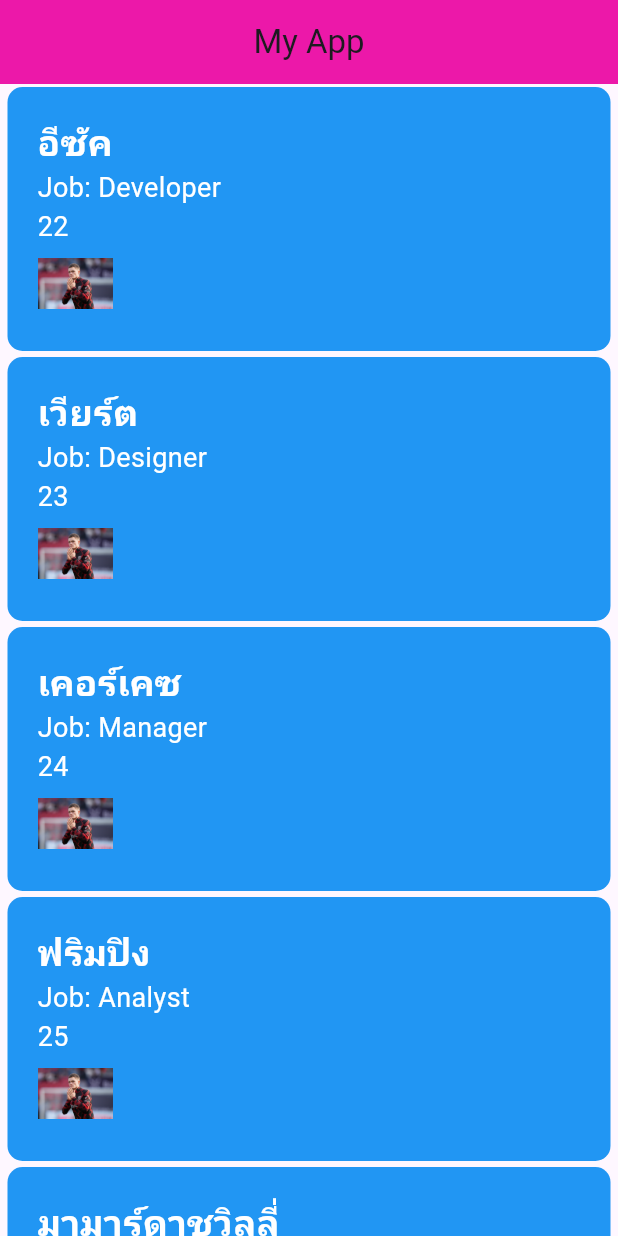
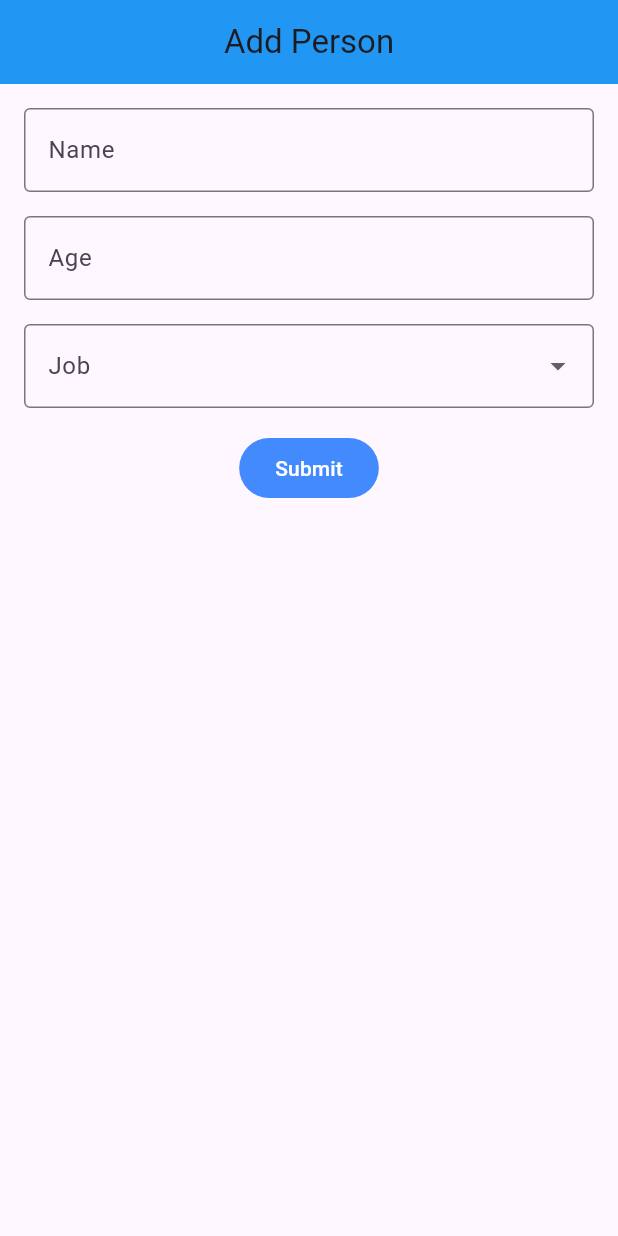
Before and after one commit to L4RZER/learn_flutter_67_2, a Flutter app: the screen it shows after launch, on a phone screen of 412 x 824 dp. Run offline on Flutter 3.47's test engine with Material 3 defaults, Android fonts, the phone set to English and light mode, and no system bars; our stand-ins replace google_fonts; Roboto replaces fonts that are missing (Kanit).

Commit message:
Step13-14

```diff
--- a/lib/main.dart
+++ b/lib/main.dart
@@ -1,4 +1,5 @@
 import 'package:flutter/material.dart';
+import 'package:learn_flutter_67_2/screen/addForm.dart';
 
 // Step 4: sperate the Home widget into its own file
 // import 'screen/home.dart';
@@ -27,18 +28,19 @@ void main() {
   //);
 
   //Step 2: Stateless widget
-  runApp(
-    MaterialApp(
-      title: "My Title",
-      home: Scaffold(
-        appBar: AppBar(
-          title: Text("My App"),
-          backgroundColor: const Color.fromARGB(255, 236, 24, 169),
-          centerTitle: true,
-        ),
-       // body: Home(),
-        body: Item(),
-      ),
-    ),
-  );
+  // runApp(
+  //   MaterialApp(
+  //     title: "My Title",
+  //     home: Scaffold(
+  //       appBar: AppBar(
+  //         title: Text("My App"),
+  //         backgroundColor: const Color.fromARGB(255, 236, 24, 169),
+  //         centerTitle: true,
+  //       ),
+  //      // body: Home(),
+  //       body: Item(),
+  //     ),
+  //   ),
+  // );
+  runApp(const AddForm());
 }
--- /dev/null
+++ b/lib/screen/addForm.dart
@@ -0,0 +1,72 @@
+// Step 13: TextFormField for input
+// Step 14: DropdownButton for job selection
+import 'package:flutter/material.dart';
+import 'package:learn_flutter_67_2/models/person.dart';
+
+class AddForm extends StatefulWidget {
+  const AddForm({super.key});
+
+  @override
+  State<AddForm> createState() => _AddFormState();
+}
+class _AddFormState extends State<AddForm>{
+  @override
+  Widget build(BuildContext context) {
+    return MaterialApp(
+      title: "Add Person",
+      home: Scaffold(
+        appBar: AppBar(
+          title: const Text("Add Person"),
+          backgroundColor: Colors.blue,
+          centerTitle: true,
+        ),
+        body: Padding(
+          padding: const EdgeInsets.all(16.0),
+          child: Column(
+            children: [
+              TextFormField(
+                decoration: const InputDecoration(
+                  labelText: "Name",
+                  border: OutlineInputBorder(),
+                ),
+              ),
+              const SizedBox(height: 16),
+              TextFormField(
+                decoration: const InputDecoration(
+                  labelText: "Age",
+                  border: OutlineInputBorder(),
+                ),
+                keyboardType: TextInputType.number,
+              ),
+              const SizedBox(height: 16),
+              DropdownButtonFormField<Job>(
+                decoration: const InputDecoration(
+                  labelText: "Job",
+                  border: OutlineInputBorder(),
+                ),
+                items: Job.values.map((job) {
+                  return DropdownMenuItem<Job>(
+                    value: job,
+                    child: Text(job.title),
+                  );
+                }).toList(),
+                onChanged: (value) {
+                  // Handle job selection
+                },
+              ),
+              const SizedBox(height: 16),
+              FilledButton(
+                onPressed: () {},
+              style: FilledButton.styleFrom(backgroundColor: Colors.blueAccent),
+              child: Text(
+                "Submit",
+                style: TextStyle(color: Colors.white),
+              ),
+              ),
+            ],
+          ),
+      ),
+      ),
+    );
+  }
+}
```
Also changed, not shown: 1 other file.
